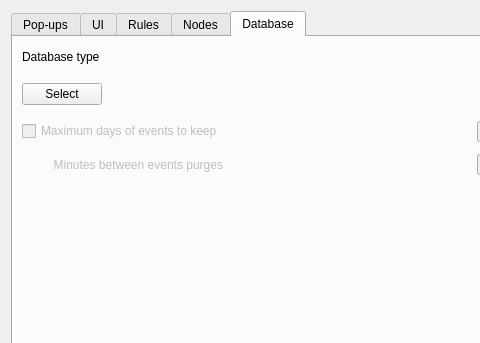
Above: ui/opensnitch/res/preferences.ui from evilsocket/opensnitch before the change; both pictures show x 0 to 480 and y 0 to 343 of the 626 by 503 pixel window. Below: the same form after it.
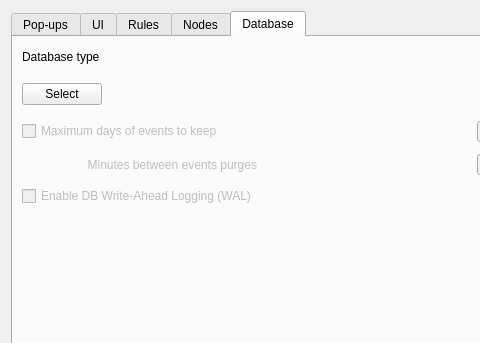
That is the form after the change. The open tabs and pages were chosen to show the change. Icons and pictures are not drawn.

```diff
--- a/ui/opensnitch/res/preferences.ui
+++ b/ui/opensnitch/res/preferences.ui
@@ -1916,6 +1916,16 @@
            </property>
           </widget>
          </item>
+         <item row="2" column="0">
+          <widget class="QCheckBox" name="checkDBJrnlWal">
+           <property name="enabled">
+            <bool>false</bool>
+           </property>
+           <property name="text">
+            <string>Enable DB Write-Ahead Logging (WAL)</string>
+           </property>
+          </widget>
+         </item>
         </layout>
        </item>
       </layout>
```
